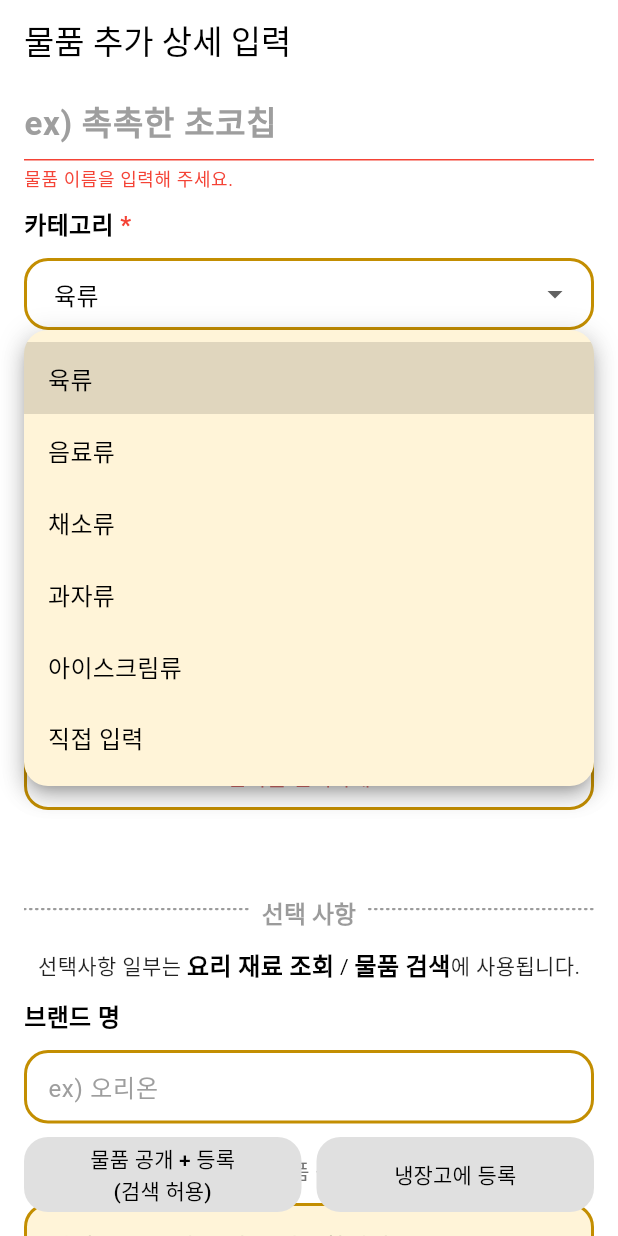
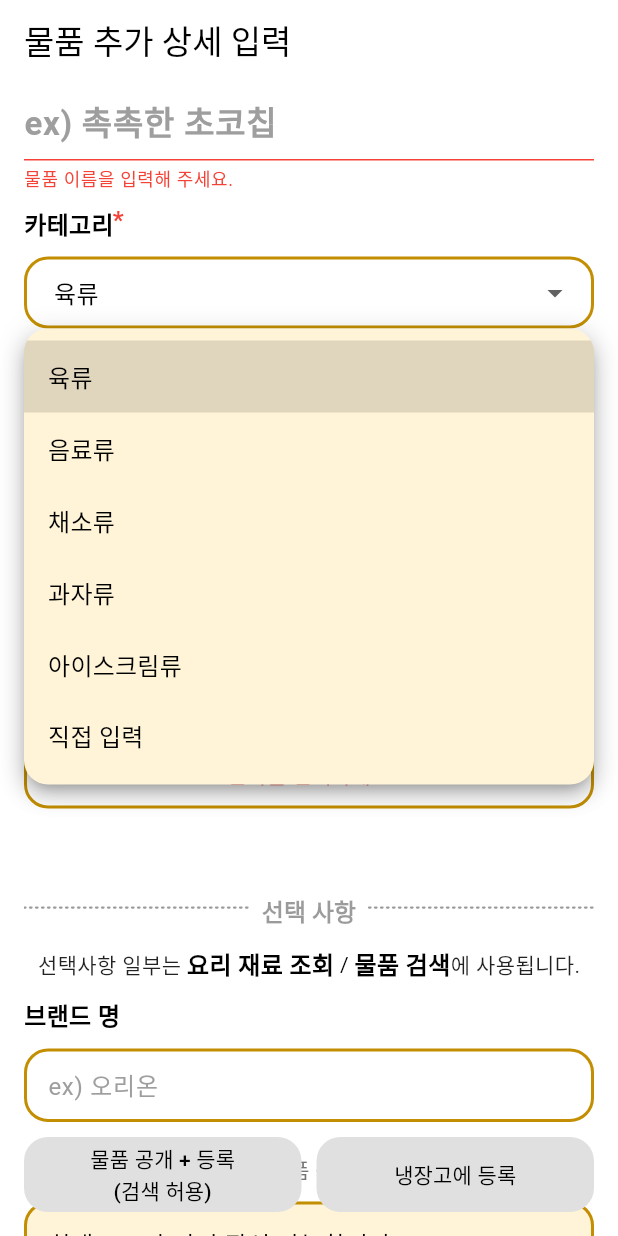
Before and after one commit to Mango-Fridge/Frontend, a Flutter app: the AddContentView screen opened by its route, after a tap on "육류", on a phone screen of 412 x 824 dp. Run offline on Flutter 3.47's test engine with Material 3 defaults, Android fonts, the phone set to English and light mode, and no system bars; drawn by our look-alikes of custom_sliding_segmented_control; our stand-ins replace dio, flutter_dotenv, flutter_riverpod, fluttertoast, freezed_annotation, go_router and 7 more; missing offline and left inert: kakao_flutter_sdk; accounts and stored records are empty; generated files the repository leaves out were written again; Roboto replaces fonts that are missing (Mainfonts).

Commit message:
[Design]: Refrigerator-AddContent-AsteriskLabel 추가 #172

```diff
--- /dev/null
+++ b/lib/view/asterisk_label.dart
@@ -0,0 +1,58 @@
+import 'package:flutter/material.dart';
+import 'package:freezed_annotation/freezed_annotation.dart';
+import 'package:mango/design.dart';
+
+class AsteriskLabel extends StatelessWidget {
+  final String text;
+  final Color color;
+
+  const AsteriskLabel({super.key, required this.text, required this.color});
+
+  @override
+  Widget build(BuildContext context) {
+    return CustomPaint(
+      painter: AsteriskPainter(color: color),
+      child: Text(
+        text,
+        style: const TextStyle(
+          fontSize: Design.normalFontSize1,
+          color: Colors.black,
+          fontWeight: FontWeight.bold,
+        ),
+      ),
+    );
+  }
+}
+
+class AsteriskPainter extends CustomPainter {
+  final Color color;
+
+  const AsteriskPainter({required this.color});
+
+  @override
+  void paint(Canvas canvas, Size size) {
+    const String text = '*';
+    final TextStyle textStyle = TextStyle(
+      color: color,
+      fontSize: Design.normalFontSize1,
+      fontWeight: FontWeight.bold,
+    );
+
+    final TextPainter textPainter = TextPainter(
+      text: TextSpan(text: text, style: textStyle),
+      textDirection: TextDirection.ltr,
+    );
+
+    textPainter.layout();
+
+    final Offset offset = Offset(
+      size.width - textPainter.width / 10,
+      -textPainter.height / 15,
+    );
+
+    textPainter.paint(canvas, offset);
+  }
+
+  @override
+  bool shouldRepaint(covariant CustomPainter oldDelegate) => false;
+}
--- a/lib/view/refrigerator/add_content_view.dart
+++ b/lib/view/refrigerator/add_content_view.dart
@@ -12,6 +12,7 @@ import 'package:mango/providers/refrigerator_provider.dart';
 import 'package:mango/state/add_content_state.dart';
 import 'package:mango/toastMessage.dart';
 import 'package:custom_sliding_segmented_control/custom_sliding_segmented_control.dart';
+import 'package:mango/view/asterisk_label.dart';
 import 'package:mango/view/dotted_divider.dart';
 
 class AddContentView extends ConsumerStatefulWidget {
@@ -209,21 +210,7 @@ class _AddContentViewState extends ConsumerState<AddContentView> {
               width: design.addContentTextWidth,
               child: const Row(
                 children: <Widget>[
-                  Text(
-                    '카테고리 ',
-                    style: TextStyle(
-                      fontWeight: FontWeight.bold,
-                      fontSize: Design.normalFontSize1,
-                    ),
-                  ),
-                  Text(
-                    '*',
-                    style: TextStyle(
-                      color: Colors.red,
-                      fontWeight: FontWeight.bold,
-                      fontSize: Design.normalFontSize1,
-                    ),
-                  ),
+                  AsteriskLabel(text: '카테고리', color: Colors.red),
                 ],
               ),
             ),
@@ -348,21 +335,7 @@ class _AddContentViewState extends ConsumerState<AddContentView> {
                   width: design.addContentTextWidth,
                   child: const Row(
                     children: <Widget>[
-                      Text(
-                        '수량(인분) ',
-                        style: TextStyle(
-                          fontWeight: FontWeight.bold,
-                          fontSize: Design.normalFontSize1,
-                        ),
-                      ),
-                      Text(
-                        '*',
-                        style: TextStyle(
-                          color: Colors.red,
-                          fontWeight: FontWeight.bold,
-                          fontSize: Design.normalFontSize1,
-                        ),
-                      ),
+                      AsteriskLabel(text: '수량(인분)', color: Colors.red),
                     ],
                   ),
                 ),
@@ -411,21 +384,7 @@ class _AddContentViewState extends ConsumerState<AddContentView> {
                   width: design.addContentTextWidth,
                   child: const Row(
                     children: <Widget>[
-                      Text(
-                        '보관 장소 ',
-                        style: TextStyle(
-                          fontWeight: FontWeight.bold,
-                          fontSize: Design.normalFontSize1,
-                        ),
-                      ),
-                      Text(
-                        '*',
-                        style: TextStyle(
-                          color: Colors.red,
-                          fontWeight: FontWeight.bold,
-                          fontSize: Design.normalFontSize1,
-                        ),
-                      ),
+                      AsteriskLabel(text: '보관 장소', color: Colors.red),
                     ],
                   ),
                 ),
@@ -458,21 +417,7 @@ class _AddContentViewState extends ConsumerState<AddContentView> {
               width: design.addContentTextWidth,
               child: const Row(
                 children: <Widget>[
-                  Text(
-                    '등록 날짜 ',
-                    style: TextStyle(
-                      fontSize: Design.normalFontSize1,
-                      fontWeight: FontWeight.bold,
-                    ),
-                  ),
-                  Text(
-                    '*',
-                    style: TextStyle(
-                      color: Colors.red,
-                      fontSize: Design.normalFontSize1,
-                      fontWeight: FontWeight.bold,
-                    ),
-                  ),
+                  AsteriskLabel(text: '등록 날짜', color: Colors.red),
                 ],
               ),
             ),
@@ -510,21 +455,7 @@ class _AddContentViewState extends ConsumerState<AddContentView> {
               width: design.addContentTextWidth,
               child: const Row(
                 children: <Widget>[
-                  Text(
-                    '소비 기한 ',
-                    style: TextStyle(
-                      fontSize: Design.normalFontSize1,
-                      fontWeight: FontWeight.bold,
-                    ),
-                  ),
-                  Text(
-                    '*',
-                    style: TextStyle(
-                      color: Colors.red,
-                      fontSize: Design.normalFontSize1,
-                      fontWeight: FontWeight.bold,
-                    ),
-                  ),
+                  AsteriskLabel(text: '소비 기한', color: Colors.red),
                 ],
               ),
             ),
@@ -804,20 +735,9 @@ class _AddContentViewState extends ConsumerState<AddContentView> {
                               child: const Row(
                                 spacing: 2,
                                 children: <Widget>[
-                                  Text(
-                                    '1회 제공 용량',
-                                    style: TextStyle(
-                                      fontWeight: FontWeight.bold,
-                                      fontSize: Design.normalFontSize1,
-                                    ),
-                                  ),
-                                  Text(
-                                    '*',
-                                    style: TextStyle(
-                                      color: Colors.indigo,
-                                      fontWeight: FontWeight.bold,
-                                      fontSize: Design.normalFontSize1,
-                                    ),
+                                  AsteriskLabel(
+                                    text: '1회 제공 용량',
+                                    color: Colors.indigo,
                                   ),
                                 ],
                               ),
@@ -884,21 +804,9 @@ class _AddContentViewState extends ConsumerState<AddContentView> {
                                   child: const Row(
                                     spacing: 2,
                                     children: <Widget>[
-                                      Text(
-                                        '단위',
-                                        style: TextStyle(
-                                          fontWeight: FontWeight.bold,
-                                          fontSize: Design.normalFontSize1,
-                                        ),
-                                      ),
-
-                                      Text(
-                                        '*',
-                                        style: TextStyle(
-                                          color: Colors.indigo,
-                                          fontWeight: FontWeight.bold,
-                                          fontSize: Design.normalFontSize1,
-                                        ),
+                                      AsteriskLabel(
+                                        text: '단위',
+                                        color: Colors.indigo,
                                       ),
                                     ],
                                   ),
@@ -1210,21 +1118,7 @@ class _AddContentViewState extends ConsumerState<AddContentView> {
           child: Row(
             spacing: 2,
             children: <Widget>[
-              Text(
-                label,
-                style: const TextStyle(
-                  fontWeight: FontWeight.bold,
-                  fontSize: Design.normalFontSize1,
-                ),
-              ),
-              const Text(
-                '*',
-                style: TextStyle(
-                  color: Colors.indigo,
-                  fontWeight: FontWeight.bold,
-                  fontSize: Design.normalFontSize1,
-                ),
-              ),
+              AsteriskLabel(text: label, color: Colors.indigo),
             ],
           ),
         ),
```
